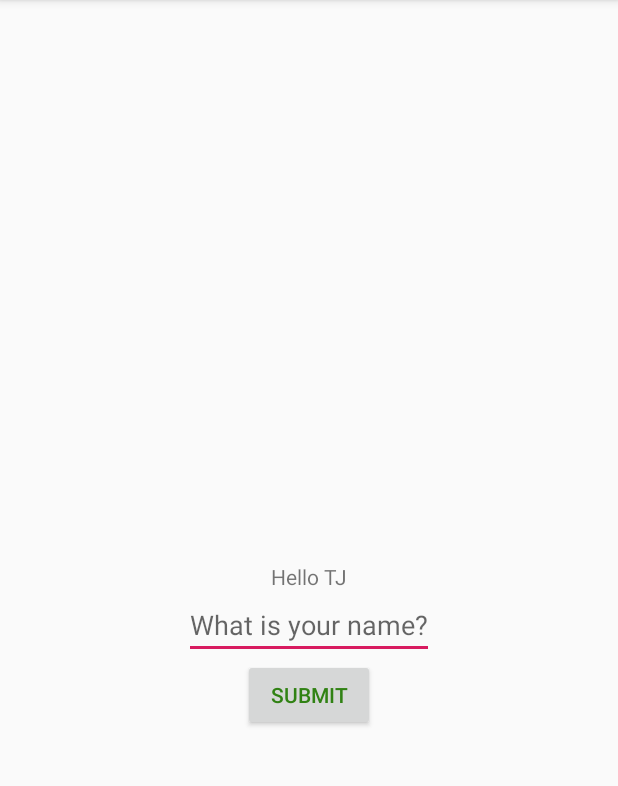
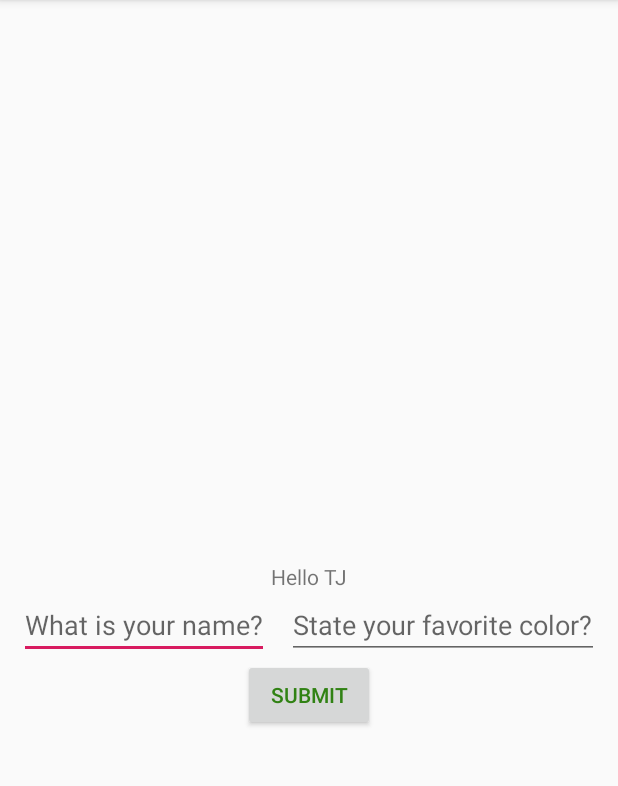
Before and after one commit to dltra/01QuizApp, an Android app: the screen it shows after launch (MainActivity), on a phone screen of 412 x 824 dp, the part 84-870 px from its top. Run offline under Robolectric (Android 15) with nearby library versions, the phone set to English and light mode, and no system bars.

```diff
--- a/app/src/main/java/traf1/tradan/quizapp/MainActivity.java
+++ b/app/src/main/java/traf1/tradan/quizapp/MainActivity.java
@@ -28,5 +28,17 @@ public class MainActivity extends AppCompatActivity {
                 displayText.setText(displayText.getText().toString()+" "+responseText.getText().toString());
             }
         });
+        responseText.setOnFocusChangeListener(new View.OnFocusChangeListener() {
+            @Override
+            public void onFocusChange(View v, boolean hasFocus) {
+                if(!hasFocus){
+                    if(responseText.getText().toString().equals("TJ")){
+                        displayText.setText("TJ Rocks!");
+                        responseText.setText("");
+                        responseText.setHint("That's a good name.");
+                    }
+                }
+            }
+        });
     }
 }
--- a/app/src/main/res/layout/activity_main.xml
+++ b/app/src/main/res/layout/activity_main.xml
@@ -22,9 +22,17 @@
         android:hint="@string/name_hint"
         app:layout_constraintTop_toBottomOf="@+id/textBox"
         app:layout_constraintLeft_toLeftOf="parent"
-        app:layout_constraintRight_toRightOf="parent"/>
+        app:layout_constraintRight_toLeftOf="@id/response2EditText"/>
 <!--        android:inputType="TODO"-->
 <!--        android:autofillHints="AUTOFILL_HINT_NAME" />-->
+    <EditText
+        android:id="@+id/response2EditText"
+        android:layout_width="wrap_content"
+        android:layout_height="wrap_content"
+        android:hint="@string/color_hint"
+        app:layout_constraintTop_toBottomOf="@+id/textBox"
+        app:layout_constraintLeft_toRightOf="@id/responseEditText"
+        app:layout_constraintRight_toRightOf="parent"/>
     <Button
         android:id="@+id/clickButton"
         android:layout_width="wrap_content"
--- a/app/src/main/res/values/strings.xml
+++ b/app/src/main/res/values/strings.xml
@@ -2,5 +2,6 @@
     <string name="app_name">Quiz App</string>
     <string name="text_box_label">Hello TJ</string>
     <string name="name_hint">What is your name?</string>
+    <string name="color_hint">State your favorite color?</string>
     <string name="click_button">Submit</string>
 </resources>
```
